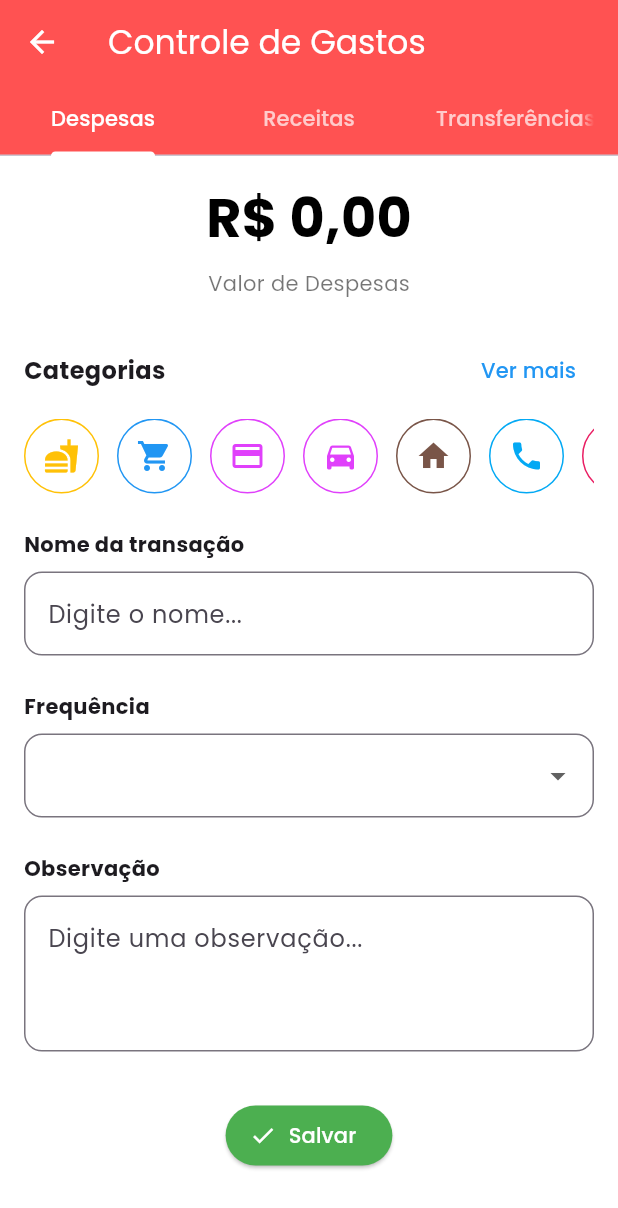
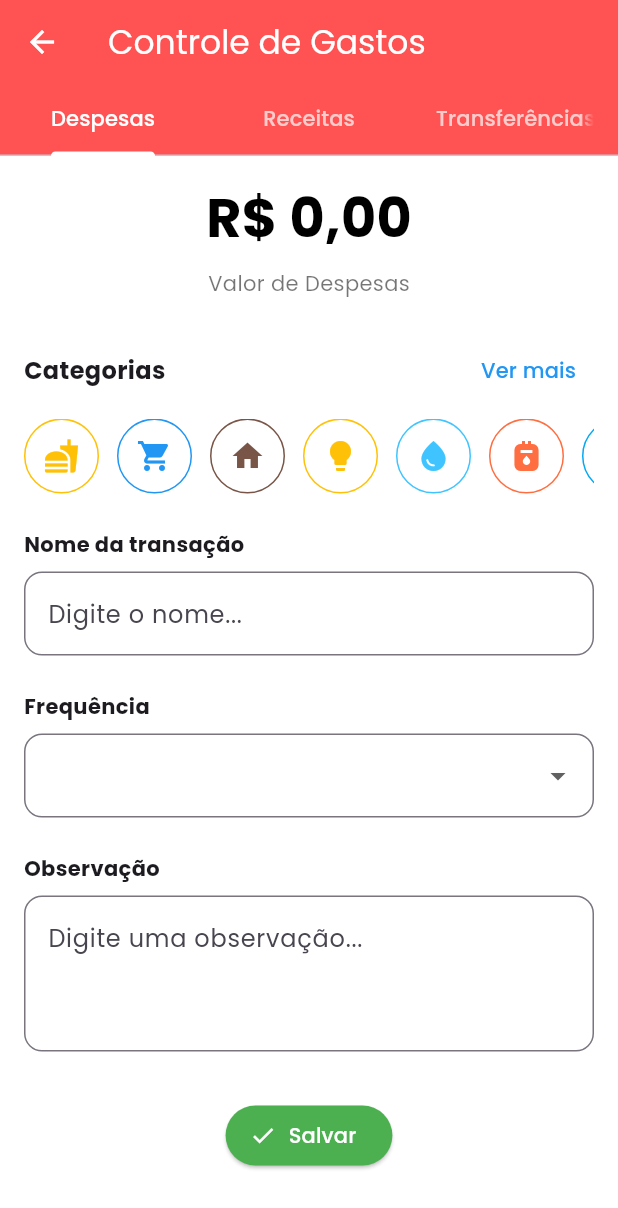
Before and after one commit to felipetaua/Finan-old, a Flutter app: the GastosPage screen opened by its route, item 5 of the bottom bar chosen, after a tap on the "add" icon, on a phone screen of 412 x 824 dp. Shown: the top 1208 px of the screen. Run offline on Flutter 3.47's test engine with Material 3 defaults, Android fonts, the phone set to English and light mode, and no system bars; our stand-ins replace fl_chart, flutter_multi_formatter, font_awesome_flutter, google_fonts, shared_preferences, smooth_page_indicator; accounts and stored records are empty; network calls fail.

Commit message:
adicionando mais alguns ajustes em icones, alterando textos para fazer mais sentido

```diff
--- a/lib/pages/home/gastos/gerenciamentoScreen.dart
+++ b/lib/pages/home/gastos/gerenciamentoScreen.dart
@@ -234,7 +234,7 @@ class AdicionarTransacaoPage extends StatelessWidget {
             Text("Renda", style: TextStyle(color: Colors.blue)),
             SizedBox(height: 4),
             Text(
-              "\$2,450",
+              "R\$2.450",
               style: TextStyle(fontSize: 18, fontWeight: FontWeight.bold),
             ),
           ],
@@ -244,7 +244,7 @@ class AdicionarTransacaoPage extends StatelessWidget {
             Text("Despesa", style: TextStyle(color: Colors.pink)),
             SizedBox(height: 4),
             Text(
-              "\$2,535",
+              "R\$2.535",
               style: TextStyle(fontSize: 18, fontWeight: FontWeight.bold),
             ),
           ],
@@ -301,7 +301,7 @@ class AdicionarTransacaoPage extends StatelessWidget {
       ),
       title: Text(label),
       subtitle: Text("$percent%"),
-      trailing: Text("R\$${value.toStringAsFixed(2)}"),
+      trailing: Text("R\$ ${value.toStringAsFixed(2)}"),
     );
   }
 
--- a/lib/pages/home/main/add_despesas.dart
+++ b/lib/pages/home/main/add_despesas.dart
@@ -28,35 +28,58 @@ class AddTransactionPageState extends State<AddTransactionPage>
   final Map<IconData, Color> _categorias = {
     Icons.fastfood: Colors.amber, // Alimentação
     Icons.shopping_cart: Colors.blue, // Compras
+    Icons.home: Colors.brown, // Moradia
+    Icons.lightbulb: Colors.amber, // Conta de luz
+    Icons.water_drop: Colors.lightBlueAccent, // Conta de água
+    Icons.gas_meter: Colors.deepOrangeAccent, // Gás
+    Icons.phone: Colors.lightBlue, // Telefone / Internet
+    Icons.local_gas_station: Colors.orange, // Combustível
+    Icons.cleaning_services: Colors.teal, // Limpeza / Serviços
+    Icons.lock: Colors.grey, // Seguro residencial
+    Icons.build: Colors.blueGrey, // Manutenção / Reformas
+
+    Icons.directions_car: Colors.purpleAccent, // Transporte (carro)
+    Icons.directions_bus: Colors.redAccent, // Transporte público
+    Icons.directions_railway: Colors.indigoAccent, // Trem / Metrô
+    Icons.directions_bike: Colors.greenAccent, // Bicicleta
+    Icons.electric_bike: Colors.blueAccent, // Bike elétrica
+    Icons.electric_car: Colors.deepPurpleAccent, // Carro elétrico
+    Icons.car_rental: Colors.cyan, // Aluguel de carro
+    Icons.flight: Colors.deepPurple, // Viagens aéreas
+    Icons.map: Colors.purple, // Viagens / Localizações
+    Icons.directions_boat: Colors.cyanAccent, // Barco / Passeios
+
+    Icons.local_hospital: Colors.pink, // Saúde
+    Icons.health_and_safety: Colors.red, // Seguro saúde
+    Icons.work: Colors.teal, // Trabalho / Renda fixa
+    Icons.attach_money: Colors.green, // Renda extra / Ganhos
+    Icons.paid: Colors.green, // Pagamento recebido
+    Icons.percent: Colors.red, // Juros / Impostos
+    Icons.money_off: Colors.redAccent, // Multas / Dívidas
     Icons.credit_card: Colors.purpleAccent, // Cartão de crédito
-    Icons.directions_car: Colors.purpleAccent, // Transporte (carro)
-    Icons.home: Colors.brown, // Moradia
-    Icons.phone: Colors.lightBlue, // Telefone / Utilidades
-    Icons.local_hospital: Colors.pink, // Saúde
-    Icons.work: Colors.teal, // Trabalho
-    Icons.percent: Colors.red, // Juros / Finanças
-    Icons.map: Colors.purple, // Localizações / Viagens
-    Icons.flight: Colors.deepPurple, // Viagens
-    Icons.movie: Colors.lime, // Lazer
-    Icons.music_note: Colors.lightGreen, // Música / Assinaturas
-    Icons.pets: Colors.deepOrange, // Animais de estimação
+    Icons.account_balance: Colors.indigo, // Banco / Conta
+    Icons.savings: Colors.greenAccent, // Poupança / Reservas
+
+    Icons.receipt: Colors.deepOrange, // Contas / Faturas
+    Icons.redeem: Colors.cyan, // Recompensas / Cashback
+    Icons.favorite: Colors.green, // Doações / Causas
+    Icons.handshake: Colors.deepPurple, // Contratos / Parcerias
+
     Icons.school: Colors.indigo, // Educação
-    Icons.car_rental: Colors.cyan, // Aluguel de carro
-    Icons.article: Colors.grey, // Informações / Outros
-    Icons.favorite: Colors.green, // Favoritos / Doações
-    Icons.computer: Colors.yellow, // Tecnologia
-    Icons.book: Colors.blueGrey, // Livros / Educação
-    Icons.beach_access: Colors.tealAccent, // Lazer / Férias
-    Icons.cake: Colors.pinkAccent, // Festas / Presentes
-    Icons.camera: Colors.orangeAccent, // Fotografia
-    Icons.directions_bike: Colors.greenAccent, // Transporte alternativo
-    Icons.directions_boat: Colors.cyanAccent, // Transporte / Lazer
-    Icons.directions_bus: Colors.redAccent, // Transporte público
-    Icons.directions_railway: Colors.indigoAccent, // Transporte ferroviário
-    Icons.directions_walk: Colors.amberAccent, // Caminhada
+    Icons.book: Colors.blueGrey, // Materiais / Estudos
+    Icons.baby_changing_station: Colors.pink, // Despesas com filhos
+    Icons.pets: Colors.deepOrange, // Pets
+
+    Icons.movie: Colors.lime, // Cinema / Entretenimento
+    Icons.music_note: Colors.lightGreen, // Música / Streaming
+    Icons.beach_access: Colors.tealAccent, // Férias / Viagens
+    Icons.cake: Colors.pinkAccent, // Presentes / Festas
+    Icons.camera: Colors.orangeAccent, // Fotografia / Hobby
+    Icons.computer: Colors.yellow, // Eletrônicos
+    Icons.emoji_events: Colors.yellowAccent, // Prêmios / Incentivos
+    Icons.store: Colors.brown, // Loja / Negócio próprio
     Icons.eco: Colors.lightGreenAccent, // Sustentabilidade
-    Icons.electric_bike: Colors.blueAccent, // Transporte elétrico
-    Icons.electric_car: Colors.deepPurpleAccent, // Transporte elétrico
+    Icons.article: Colors.grey, // Outros / Geral
   };
 
   @override
--- a/lib/pages/home/main/homeScreen.dart
+++ b/lib/pages/home/main/homeScreen.dart
@@ -315,7 +315,7 @@ class _GastosPageState extends State<GastosPage> {
             ),
             BottomNavigationBarItem(
               icon: Icon(Icons.receipt_long),
-              label: 'Receitas',
+              label: 'Gestão',
             ),
           ],
         ),
```
